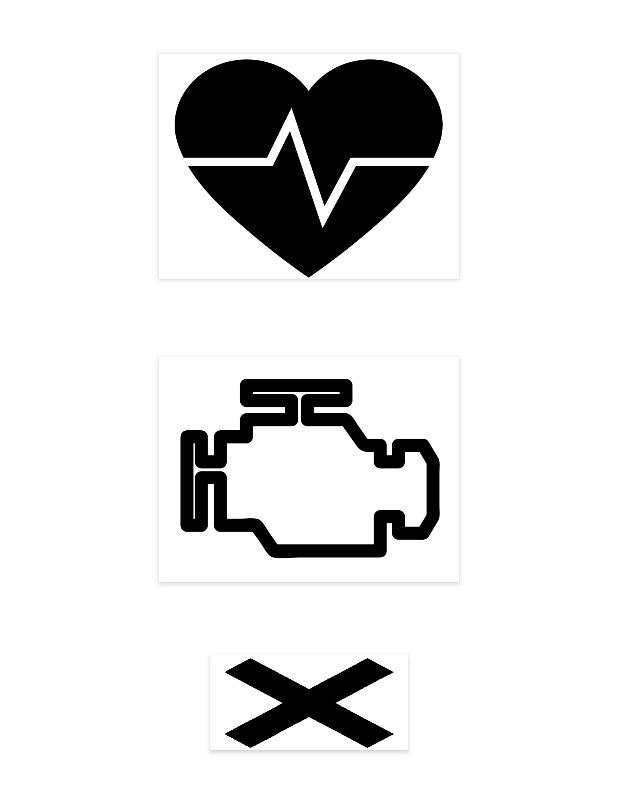
After one commit to bournemouth2016/team-13, an Android app: the layout emergency_description.xml on its own in the app's theme, with its tools: preview values and no code run, on a phone screen of 412 x 824 dp. The commit adds this screen. Shown: the top 793 px of the screen. Run offline under Robolectric (Android 15) with nearby library versions, the phone set to English and light mode, and no system bars.

Commit message:
New pages

```diff
--- /dev/null
+++ b/androidApp/app/src/main/res/layout/emergency_description.xml
@@ -0,0 +1,43 @@
+<?xml version="1.0" encoding="utf-8"?>
+<LinearLayout xmlns:android="http://schemas.android.com/apk/res/android"
+    android:orientation="vertical" android:layout_width="match_parent"
+    android:layout_height="match_parent"
+    android:weightSum="1"
+    android:background="#ffffff">
+
+
+    <Space
+        android:layout_width="match_parent"
+        android:layout_height="36dp" />
+
+    <android.support.v7.widget.AppCompatButton
+        android:id="@+id/btn_life_threatening"
+        android:layout_width="200dp"
+        android:layout_height="150dp"
+        android:layout_gravity="center_horizontal"
+        android:background="@drawable/life_threatening"/>
+
+    <Space
+        android:layout_width="match_parent"
+        android:layout_height="52dp" />
+
+    <android.support.v7.widget.AppCompatButton
+        android:id="@+id/btn_engine_failure"
+        android:layout_width="200dp"
+        android:layout_height="150dp"
+        android:layout_gravity="center_horizontal"
+        android:background="@drawable/engine_failure"/>
+
+    <Space
+        android:layout_width="match_parent"
+        android:layout_height="48dp" />
+
+    <android.support.v7.widget.AppCompatButton
+        android:id="@+id/btn_false_alert"
+        android:layout_width="132dp"
+        android:layout_height="64dp"
+        android:layout_gravity="center_horizontal"
+        android:background="@drawable/false_alert" />
+
+
+</LinearLayout>
```
Also changed, not shown: androidApp/app/src/main/java/com/example/altay/bringoweb/EmergencyActivity.java (+7 -7 lines), androidApp/app/src/main/java/com/example/altay/bringoweb/FirebaseMessagingService.java (+16 -11 lines), androidApp/app/src/main/java/com/example/altay/bringoweb/MainActivity.java (+6 -10 lines), androidApp/app/src/main/res/layout/activity_emergency.xml (+18 -2 lines), androidApp/app/src/main/res/layout/after_description.xml (added, +33 -0 lines), androidApp/app/src/main/res/layout/content_emergency.xml (deleted, +0 -14 lines), androidApp/app/src/main/res/layout/life_threatening_description.xml (added, +41 -0 lines), androidApp/app/src/main/res/layout/number_of_casualties.xml (added, +42 -0 lines), androidApp/app/src/main/res/drawable/emergency.PNG, androidApp/app/src/main/res/drawable/engine_failure.png (added), androidApp/app/src/main/res/drawable/false_alert.png (added), androidApp/app/src/main/res/drawable/home.png (added), androidApp/app/src/main/res/drawable/life_threatening.png (added), androidApp/app/src/main/res/drawable/man_overboard.png (added), 5 more files.
